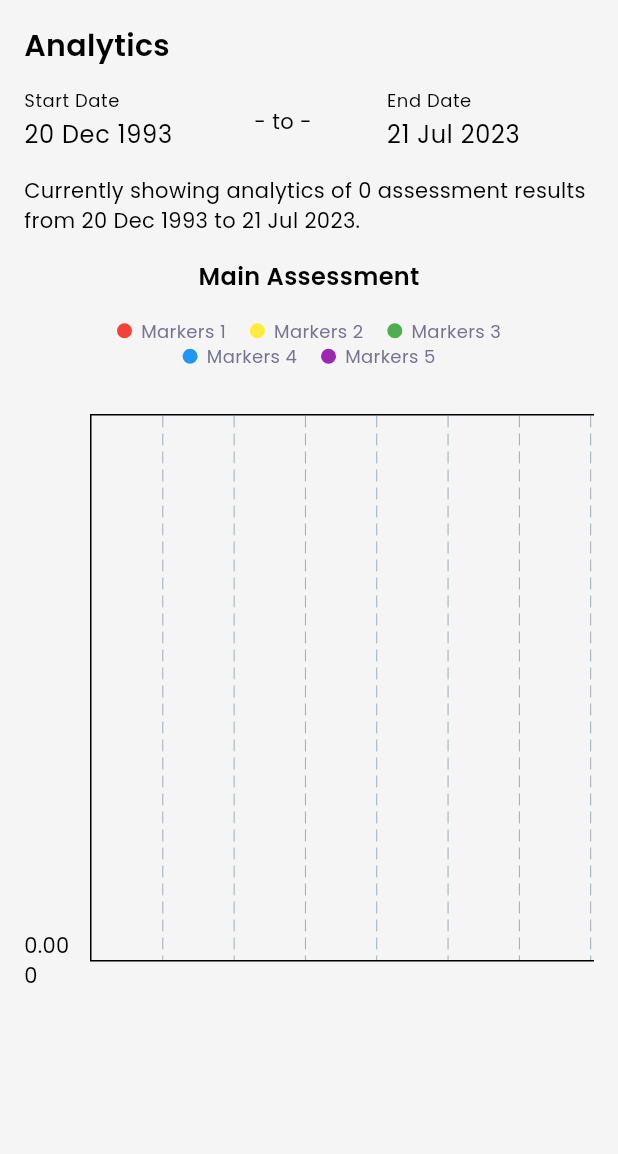
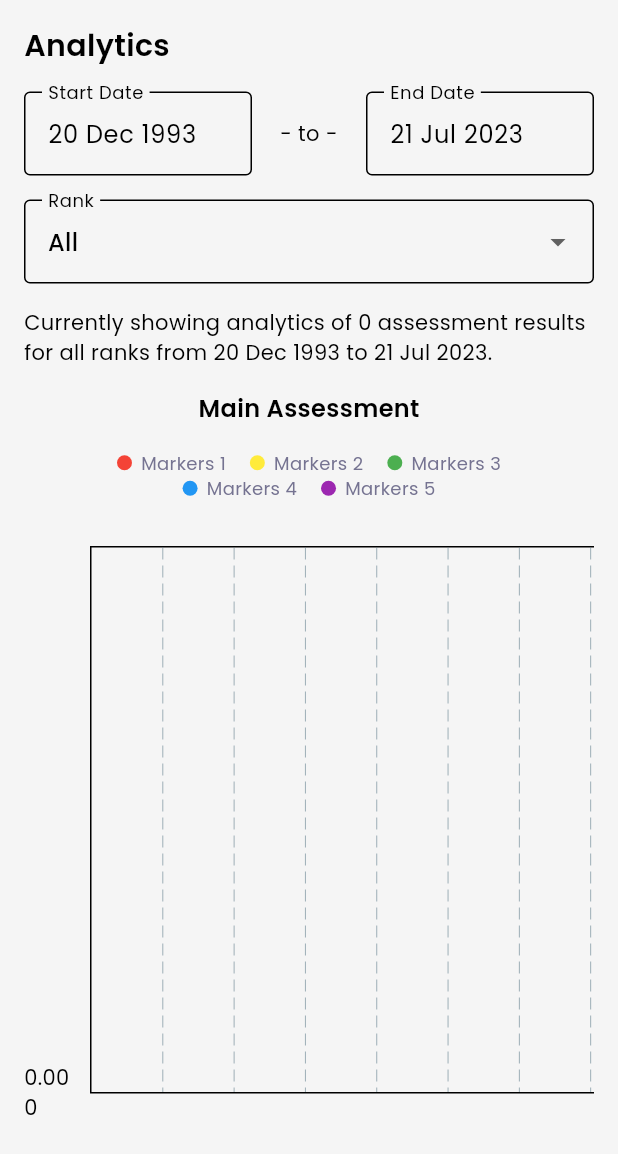
Before and after one commit to YosuaPWH/ts_one, a Flutter app: the AnalyticsScreen screen opened directly, on a phone screen of 412 x 824 dp. Shown: the top 1154 px of the screen. Run offline on Flutter 3.47's test engine with Material 2 defaults, Android fonts, the phone set to English and light mode, and no system bars; drawn by our look-alikes of fl_chart; our stand-ins replace cloud_firestore, email_validator, firebase_auth, firebase_core, firebase_storage, flutter_expandable_fab and 9 more; missing offline and left inert: googleapis, hand_signature; accounts and stored records are empty; generated files the repository leaves out were written again.

Commit message:
Filter by rank feature and UI for analytics

```diff
--- a/lib/presentation/view/analytics/analytics_screen.dart
+++ b/lib/presentation/view/analytics/analytics_screen.dart
@@ -54,7 +54,7 @@ class _AnalyticsScreenState extends State<AnalyticsScreen> {
     nowWithoutTime = Util.getCurrentDateWithoutTime();
     startDate = Util.defaultDateIfNull;
     endDate = nowWithoutTime;
-    rank = rankList[1];
+    rank = rankList[0];
 
     assessmentResults = [];
     assessmentResultsFilteredByRank = [];
@@ -99,7 +99,7 @@ class _AnalyticsScreenState extends State<AnalyticsScreen> {
         }
       }
     } else {
-      assessmentResultsFilteredByRank = assessmentResults;
+      assessmentResultsFilteredByRank.addAll(assessmentResults);
     }
 
     // after filtering by rank, filter by date
@@ -364,21 +364,21 @@ class _AnalyticsScreenState extends State<AnalyticsScreen> {
                   crossAxisAlignment: CrossAxisAlignment.start,
                   children: [
                     Padding(
-                      padding: const EdgeInsets.only(bottom: 8.0),
+                      padding: const EdgeInsets.only(bottom: 16.0),
                       child: Text(
                         "Analytics",
                         style: tsOneTextTheme.headlineLarge,
                       ),
                     ),
                     Padding(
-                      padding: const EdgeInsets.only(bottom: 8.0),
+                      padding: const EdgeInsets.only(bottom: 16.0),
                       child: Row(
                         children: [
                           Expanded(
-                            flex: 3,
+                            flex: 2,
                             child: TextField(
                               decoration: const InputDecoration(
-                                border: InputBorder.none,
+                                border: OutlineInputBorder(),
                                 labelText: 'Start Date',
                                 focusColor: TsOneColor.primary,
                               ),
@@ -393,7 +393,7 @@ class _AnalyticsScreenState extends State<AnalyticsScreen> {
                             ),
                           ),
                           const Expanded(
-                            flex: 4,
+                            flex: 1,
                             child: Padding(
                               padding: EdgeInsets.only(left: 8.0, right: 8.0),
                               child: Text(
@@ -403,10 +403,10 @@ class _AnalyticsScreenState extends State<AnalyticsScreen> {
                             ),
                           ),
                           Expanded(
-                            flex: 4,
+                            flex: 2,
                             child: TextField(
                               decoration: const InputDecoration(
-                                border: InputBorder.none,
+                                border: OutlineInputBorder(),
                                 labelText: 'End Date',
                                 focusColor: TsOneColor.primary,
                               ),
@@ -434,17 +434,44 @@ class _AnalyticsScreenState extends State<AnalyticsScreen> {
                         ],
                       ),
                     ),
-                    Text("Currently showing analytics of ${assessmentResultsFilteredByDate.length} assessment results from "
-                        "${Util.convertDateTimeDisplay(startDate.toString(), "dd MMM yyyy")} to "
-                        "${Util.convertDateTimeDisplay(endDate.toString(), "dd MMM yyyy")}."),
+                    Padding(
+                      padding: const EdgeInsets.only(bottom: 16.0),
+                      child: DropdownButtonFormField(
+                        value: rank,
+                        items: rankList.map((String value) {
+                          return DropdownMenuItem<String>(
+                            value: value,
+                            child: Text(value),
+                          );
+                        }).toList(),
+                        onChanged: (newValue) {
+                          setState(() {
+                            rank = newValue.toString();
+                          });
+                          filterAssessmentResults();
+                        },
+                        decoration: const InputDecoration(
+                          border: OutlineInputBorder(),
+                          labelText: 'Rank',
+                          focusColor: TsOneColor.primary,
+                        ),
+                      ),
+                    ),
                     model.isLoading
                     ? const Center(
                         child: CircularProgressIndicator(),
                       )
                     : Column(
                         children: [
-                          chartLoading? const Center(
-                            child: CircularProgressIndicator(),
+                          Text("Currently showing analytics of ${assessmentResultsFilteredByDate.length} assessment results for "
+                              "${rank == rankList[0] ? "all ranks" : "the rank of $rank"} "
+                              "from ${Util.convertDateTimeDisplay(startDate.toString(), "dd MMM yyyy")} "
+                              "to ${Util.convertDateTimeDisplay(endDate.toString(), "dd MMM yyyy")}."),
+                          chartLoading? const Padding(
+                            padding: EdgeInsets.only(top: 16.0),
+                            child: Center(
+                              child: CircularProgressIndicator(),
+                            ),
                           ) : Padding(
                             padding: const EdgeInsets.only(top: 16.0),
                             child: Column(
```
